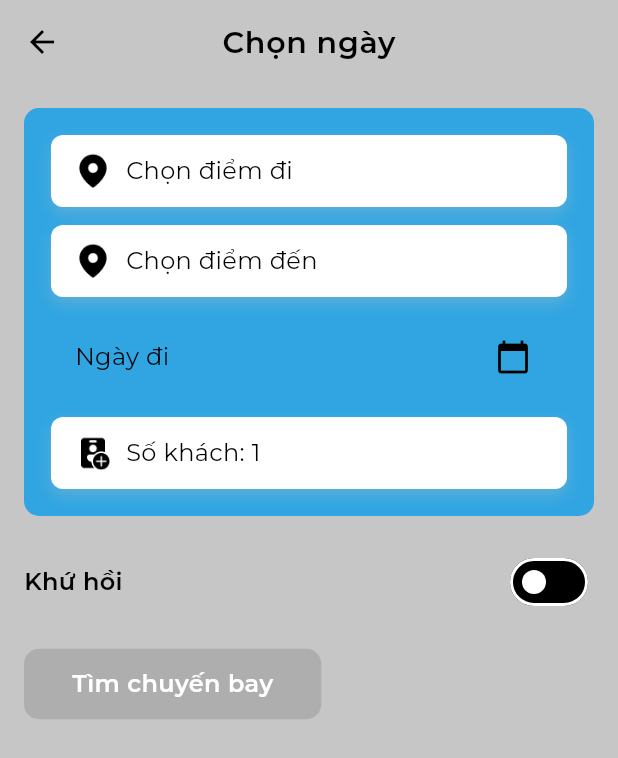
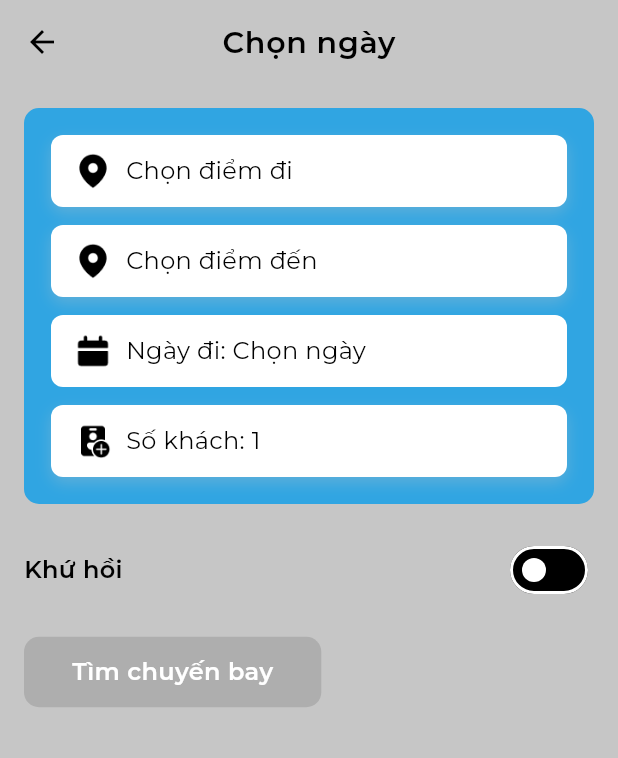
Before and after one commit to yangsociu/travel_booking, a Flutter app: the HomeScreen screen opened by its route, after a tap on "Tìm kiếm chuyến bay", on a phone screen of 412 x 824 dp. Shown: the top 758 px of the screen. Run offline on Flutter 3.47's test engine with Material 3 defaults, Android fonts, the phone set to English and light mode, and no system bars; our stand-ins replace bloc, cloud_firestore, equatable, firebase_auth, firebase_core, flutter_bloc; accounts and stored records are empty; project files that could hold a hidden picture were left out.

Commit message:
Update new

```diff
--- a/lib/screens/flight_selection/date_selection_screen.dart
+++ b/lib/screens/flight_selection/date_selection_screen.dart
@@ -1,3 +1,5 @@
+// screens/flight_selection/date_selection_screen.dart
+// Màn hình chọn ngày và thông tin tìm kiếm
 import 'package:flutter/material.dart';
 import 'package:flutter_bloc/flutter_bloc.dart';
 import 'package:booking_app/blocs/flight_search/flight_search_bloc.dart';
@@ -5,11 +7,11 @@ import 'package:booking_app/blocs/flight_search/flight_search_event.dart';
 import 'package:booking_app/blocs/flight_search/flight_search_state.dart';
 import 'package:booking_app/services/flight_service.dart';
 import 'package:booking_app/widgets/flight_selection/city_selector.dart';
+import 'package:booking_app/widgets/flight_selection/date_selector.dart';
 import 'package:booking_app/widgets/flight_selection/passenger_picker.dart';
 import 'package:booking_app/widgets/flight_selection/round_trip_switch.dart';
 import 'package:booking_app/utils/app_colors.dart';
 import 'package:booking_app/routes/app_routes.dart';
-import 'package:booking_app/widgets/common/date_time_picker.dart';
 
 class DateSelectionScreen extends StatelessWidget {
   const DateSelectionScreen({super.key});
@@ -256,11 +258,10 @@ class DateSelectionScreen extends StatelessWidget {
                       // Ngày đi
                       BlocBuilder<FlightSearchBloc, FlightSearchState>(
                         builder: (context, state) {
-                          return DateTimePicker(
+                          return DateSelector(
                             label: 'Ngày đi',
-                            selectedDateTime: state.departureDate,
+                            selectedDate: state.departureDate,
                             onTap: () => _selectDate(context, true),
-                            isDateOnly: true,
                           );
                         },
                       ),
@@ -271,11 +272,10 @@ class DateSelectionScreen extends StatelessWidget {
                             return Column(
                               children: [
                                 const SizedBox(height: 12),
-                                DateTimePicker(
+                                DateSelector(
                                   label: 'Ngày về',
-                                  selectedDateTime: state.returnDate,
+                                  selectedDate: state.returnDate,
                                   onTap: () => _selectDate(context, false),
-                                  isDateOnly: true,
                                 ),
                               ],
                             );
--- a/lib/widgets/common/date_time_picker.dart
+++ /dev/null
@@ -1,35 +0,0 @@
-import 'package:flutter/material.dart';
-import 'package:booking_app/utils/app_colors.dart';
-
-class DateTimePicker extends StatelessWidget {
-  final String label;
-  final DateTime? selectedDateTime;
-  final VoidCallback onTap;
-  final bool isDateOnly;
-
-  const DateTimePicker({
-    super.key,
-    required this.label,
-    this.selectedDateTime,
-    required this.onTap,
-    this.isDateOnly = false,
-  });
-
-  @override
-  Widget build(BuildContext context) {
-    return ListTile(
-      title: Text(
-        selectedDateTime == null
-            ? label
-            : isDateOnly
-            ? selectedDateTime!.toIso8601String().split('T')[0]
-            : selectedDateTime!.toIso8601String(),
-        style: Theme.of(
-          context,
-        ).textTheme.bodyMedium?.copyWith(color: AppColors.black, fontSize: 16),
-      ),
-      trailing: const Icon(Icons.calendar_today, color: AppColors.black),
-      onTap: onTap,
-    );
-  }
-}
--- a/lib/widgets/home/custom_bottom_navigation.dart
+++ b/lib/widgets/home/custom_bottom_navigation.dart
@@ -2,6 +2,7 @@
 // Widget thanh điều hướng dưới
 import 'package:flutter/material.dart';
 import 'package:booking_app/utils/app_colors.dart';
+import 'package:flutter/cupertino.dart';
 
 class CustomBottomNavigation extends StatelessWidget {
   final int currentIndex;
@@ -16,16 +17,10 @@ class CustomBottomNavigation extends StatelessWidget {
   @override
   Widget build(BuildContext context) {
     final List<Map<String, dynamic>> items = [
-      {
-        'icon': 'assets/icons/home/material-symbols_home-outline-rounded.png',
-        'size': 42.0,
-      },
-      {'icon': 'assets/icons/home/material-symbols_search.png', 'size': 37.0},
-      {
-        'icon': 'assets/icons/home/material-symbols_map-outline.png',
-        'size': 40.0,
-      },
-      {'icon': 'assets/icons/home/mdi_user.png', 'size': 42.0},
+      {'icon': CupertinoIcons.home, 'size': 30.0},
+      {'icon': CupertinoIcons.search, 'size': 30.0},
+      {'icon': CupertinoIcons.tag_fill, 'size': 30.0},
+      {'icon': CupertinoIcons.person_fill, 'size': 30.0},
     ];
 
     return Container(
@@ -45,10 +40,10 @@ class CustomBottomNavigation extends StatelessWidget {
                         : Colors.transparent,
                 borderRadius: BorderRadius.circular(8.0),
               ),
-              child: Image.asset(
-                items[index]['icon'],
-                width: items[index]['size'],
-                height: items[index]['size'],
+              child: Icon(
+                items[index]['icon']
+                    as IconData, // Ép kiểu rõ ràng để tránh lỗi
+                size: items[index]['size'] as double,
                 color: AppColors.white,
               ),
             ),
```
Also changed, not shown: lib/widgets/admin/flight_form.dart (+29 -7 lines).
